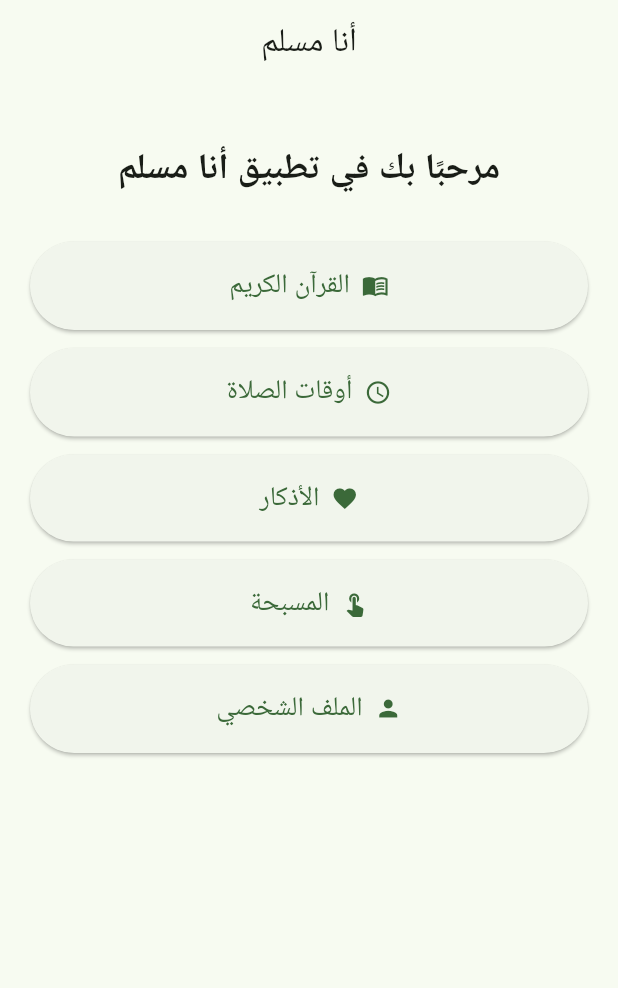
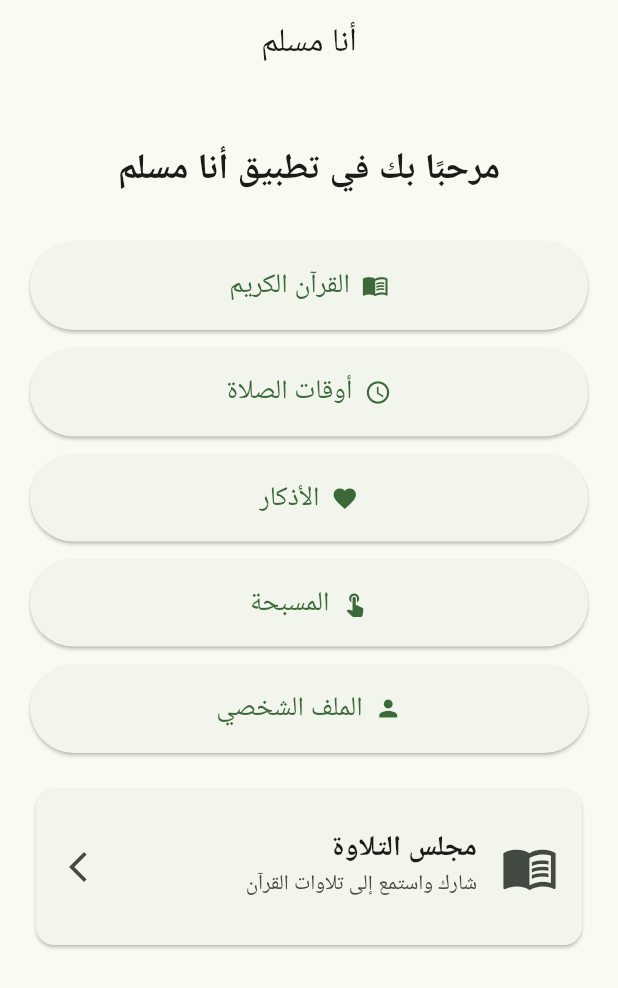
Before and after one commit to ahlem9587-cmd/ana-muslim, a Flutter app: the screen it shows after launch, after a tap on "العربية", on a phone screen of 412 x 824 dp. Shown: the top 988 px of the screen. Run offline on Flutter 3.47's test engine with Material 3 defaults, Android fonts, the phone set to English and light mode, and no system bars; our stand-ins replace camera; missing offline and left inert: record.

```diff
--- a/lib/home_page.dart
+++ b/lib/home_page.dart
@@ -1,4 +1,5 @@
 import 'package:flutter/material.dart';
+import 'recitations_page.dart';
 
 class HomePage extends StatelessWidget {
   final String language;
@@ -10,17 +11,6 @@
 
   Map<String, String> get texts {
     switch (language) {
-      case 'ar':
-        return {
-          'title': 'أنا مسلم',
-          'welcome': 'مرحبًا بك في تطبيق أنا مسلم',
-          'quran': 'القرآن الكريم',
-          'prayer': 'أوقات الصلاة',
-          'dhikr': 'الأذكار',
-          'tasbeeh': 'المسبحة',
-          'profile': 'الملف الشخصي',
-        };
-
       case 'en':
         return {
           'title': "I'm Muslim",
@@ -30,6 +20,8 @@
           'dhikr': 'Dhikr',
           'tasbeeh': 'Tasbeeh',
           'profile': 'Profile',
+          'recitations': 'Recitation Majlis',
+          'recitationsSub': 'Share and listen to Quran recitations',
         };
 
       case 'fr':
@@ -41,6 +33,8 @@
           'dhikr': 'Dhikr',
           'tasbeeh': 'Tasbih',
           'profile': 'Profil',
+          'recitations': 'Majlis de récitation',
+          'recitationsSub': 'Partagez et écoutez des récitations',
         };
 
       case 'tr':
@@ -52,6 +46,8 @@
           'dhikr': 'Zikir',
           'tasbeeh': 'Tesbih',
           'profile': 'Profil',
+          'recitations': 'Tilavet Meclisi',
+          'recitationsSub': 'Tilavetleri paylaş ve dinle',
         };
 
       case 'ur':
@@ -63,28 +59,8 @@
           'dhikr': 'اذکار',
           'tasbeeh': 'تسبیح',
           'profile': 'پروفائل',
-        };
-
-      case 'id':
-        return {
-          'title': 'Saya Muslim',
-          'welcome': 'Selamat datang di Saya Muslim',
-          'quran': 'Al-Qur’an',
-          'prayer': 'Waktu Salat',
-          'dhikr': 'Dzikir',
-          'tasbeeh': 'Tasbih',
-          'profile': 'Profil',
-        };
-
-      case 'ms':
-        return {
-          'title': 'Saya Muslim',
-          'welcome': 'Selamat datang ke Saya Muslim',
-          'quran': 'Al-Quran',
-          'prayer': 'Waktu Solat',
-          'dhikr': 'Zikir',
-          'tasbeeh': 'Tasbih',
-          'profile': 'Profil',
+          'recitations': 'تلاوت کی مجلس',
+          'recitationsSub': 'تلاوتیں شیئر کریں اور سنیں',
         };
 
       default:
@@ -96,6 +72,8 @@
           'dhikr': 'الأذكار',
           'tasbeeh': 'المسبحة',
           'profile': 'الملف الشخصي',
+          'recitations': 'مجلس التلاوة',
+          'recitationsSub': 'شارك واستمع إلى تلاوات القرآن',
         };
     }
   }
@@ -103,7 +81,6 @@
   @override
   Widget build(BuildContext context) {
     final t = texts;
-
     final isArabic = language == 'ar' || language == 'ur';
 
     return Directionality(
@@ -132,28 +109,69 @@
               const SizedBox(height: 30),
 
               _menuButton(
+                context,
                 Icons.menu_book,
                 t['quran']!,
               ),
 
               _menuButton(
+                context,
                 Icons.access_time,
                 t['prayer']!,
               ),
 
               _menuButton(
+                context,
                 Icons.favorite,
                 t['dhikr']!,
               ),
 
               _menuButton(
+                context,
                 Icons.touch_app,
                 t['tasbeeh']!,
               ),
 
               _menuButton(
+                context,
                 Icons.person,
                 t['profile']!,
+              ),
+
+              const SizedBox(height: 8),
+
+              // مجلس التلاوة
+              Card(
+                child: ListTile(
+                  contentPadding: const EdgeInsets.all(16),
+                  leading: const Icon(
+                    Icons.menu_book,
+                    size: 38,
+                  ),
+                  title: Text(
+                    t['recitations']!,
+                    style: const TextStyle(
+                      fontSize: 19,
+                      fontWeight: FontWeight.bold,
+                    ),
+                  ),
+                  subtitle: Text(
+                    t['recitationsSub']!,
+                  ),
+                  trailing: const Icon(
+                    Icons.arrow_forward_ios,
+                  ),
+                  onTap: () {
+                    Navigator.push(
+                      context,
+                      MaterialPageRoute(
+                        builder: (context) => RecitationsPage(
+                          language: language,
+                        ),
+                      ),
+                    );
+                  },
+                ),
               ),
             ],
           ),
@@ -163,6 +181,7 @@
   }
 
   Widget _menuButton(
+    BuildContext context,
     IconData icon,
     String text,
   ) {
```
